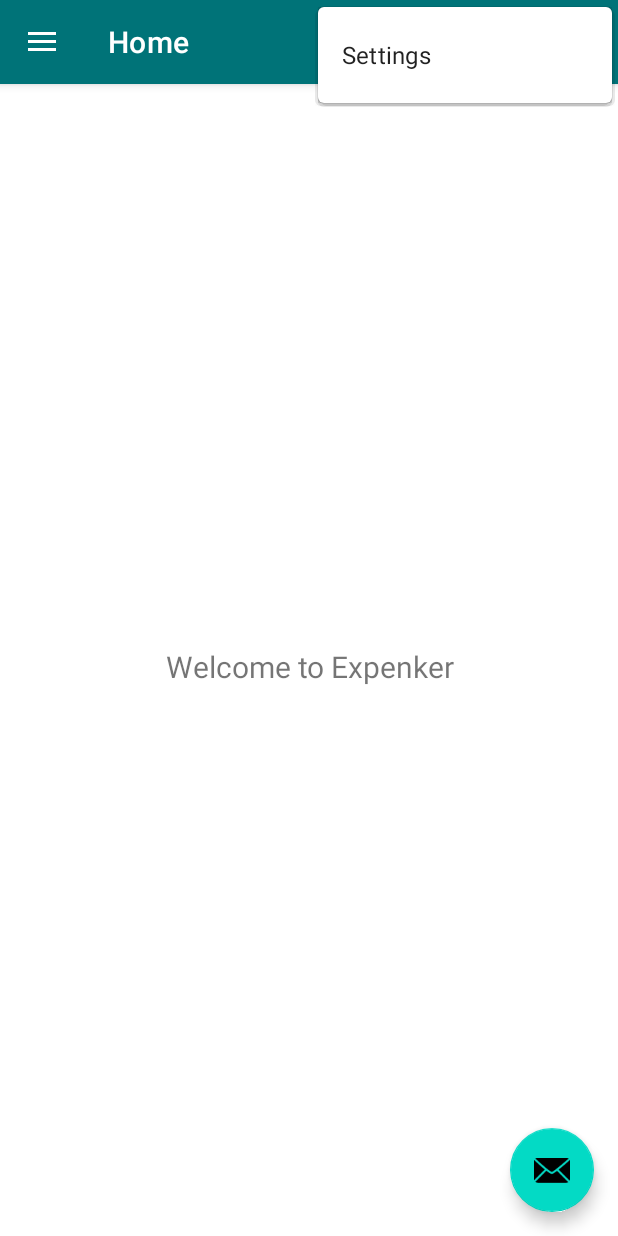
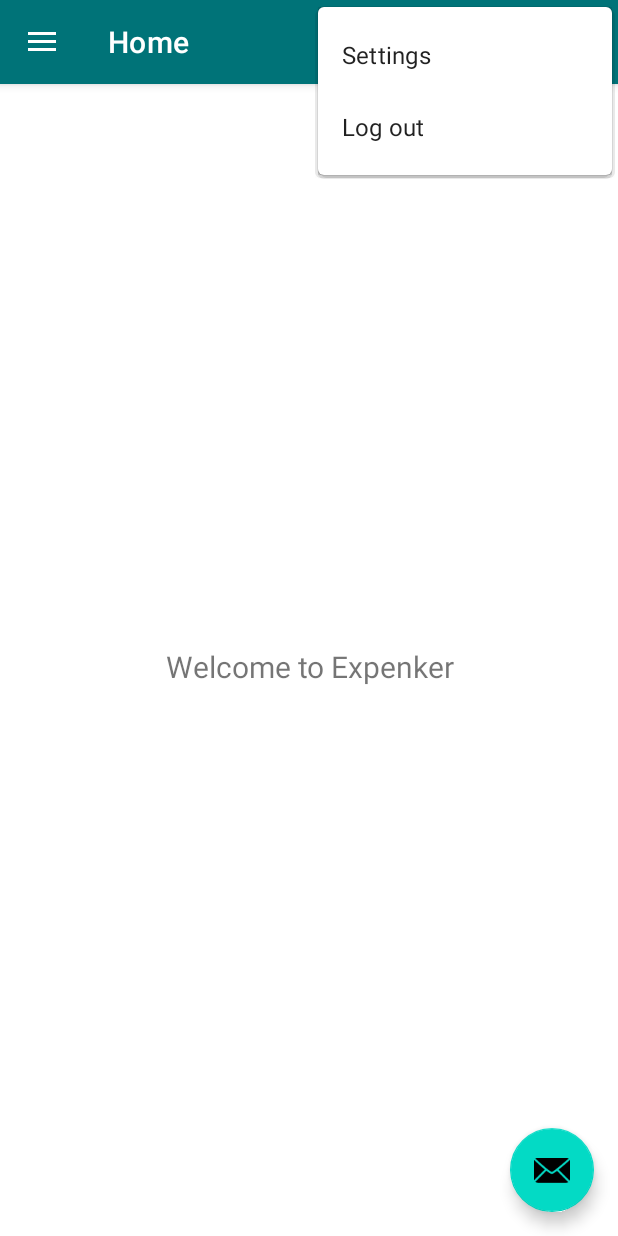
Before and after one commit to vortex1911/Expense-Tracker, an Android app: the screen it shows after launch (HomeActivity), with the options menu open, on a phone screen of 412 x 824 dp. Run offline under Robolectric (Android 15) with nearby library versions, the phone set to English and light mode, and no system bars; our stand-ins replace navigation-ui.

Commit message:
feat: add logout

```diff
--- a/app/src/main/java/com/shinrinyoku/expenker/HomeActivity.kt
+++ b/app/src/main/java/com/shinrinyoku/expenker/HomeActivity.kt
@@ -42,7 +42,7 @@ class HomeActivity : AppCompatActivity() {
 
     override fun onCreateOptionsMenu(menu: Menu): Boolean {
         // Inflate the menu; this adds items to the action bar if it is present.
-        menuInflater.inflate(R.menu.home2, menu)
+        menuInflater.inflate(R.menu.home, menu)
         return true
     }
 
--- a/app/src/main/res/menu/home2.xml
+++ b/app/src/main/res/menu/home.xml
@@ -6,4 +6,9 @@
         android:orderInCategory="100"
         android:title="@string/action_settings"
         app:showAsAction="never" />
+    <item
+        android:id="@+id/log_out"
+        android:orderInCategory="100"
+        android:title="@string/log_out"
+        app:showAsAction="never" />
 </menu>
--- a/app/src/main/res/values/strings.xml
+++ b/app/src/main/res/values/strings.xml
@@ -6,6 +6,7 @@
     <string name="nav_header_subtitle">android.studio@android.com</string>
     <string name="nav_header_desc">Navigation header</string>
     <string name="action_settings">Settings</string>
+    <string name="log_out">Log out</string>
 
     <string name="menu_home">Home</string>
     <string name="menu_upload_expense">Upload a Expense</string>
```
